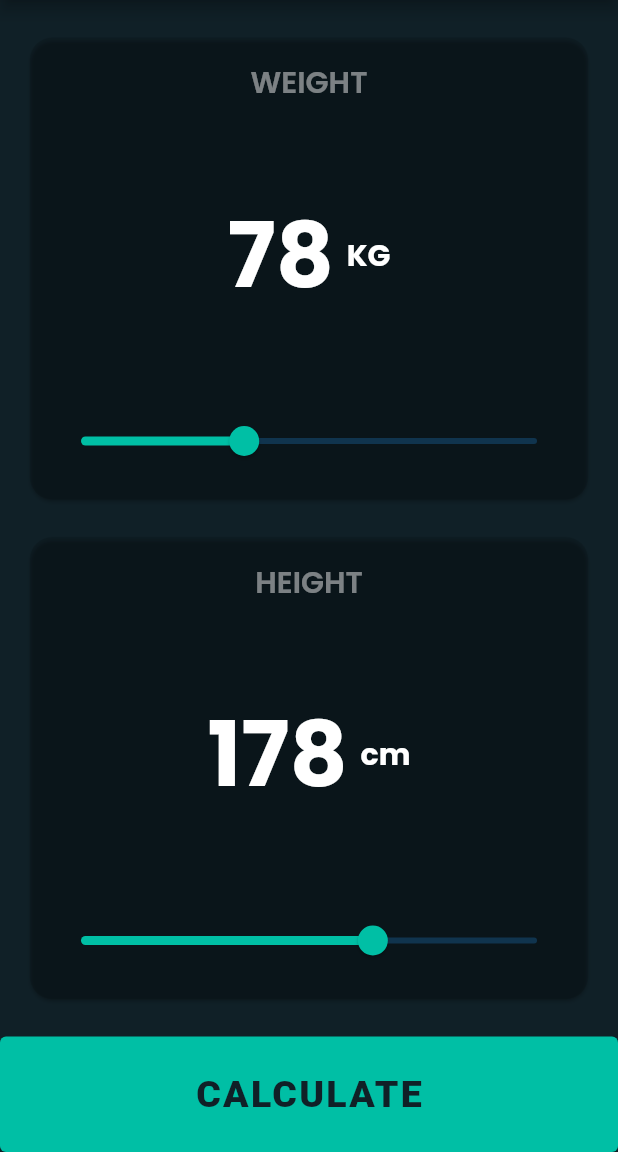
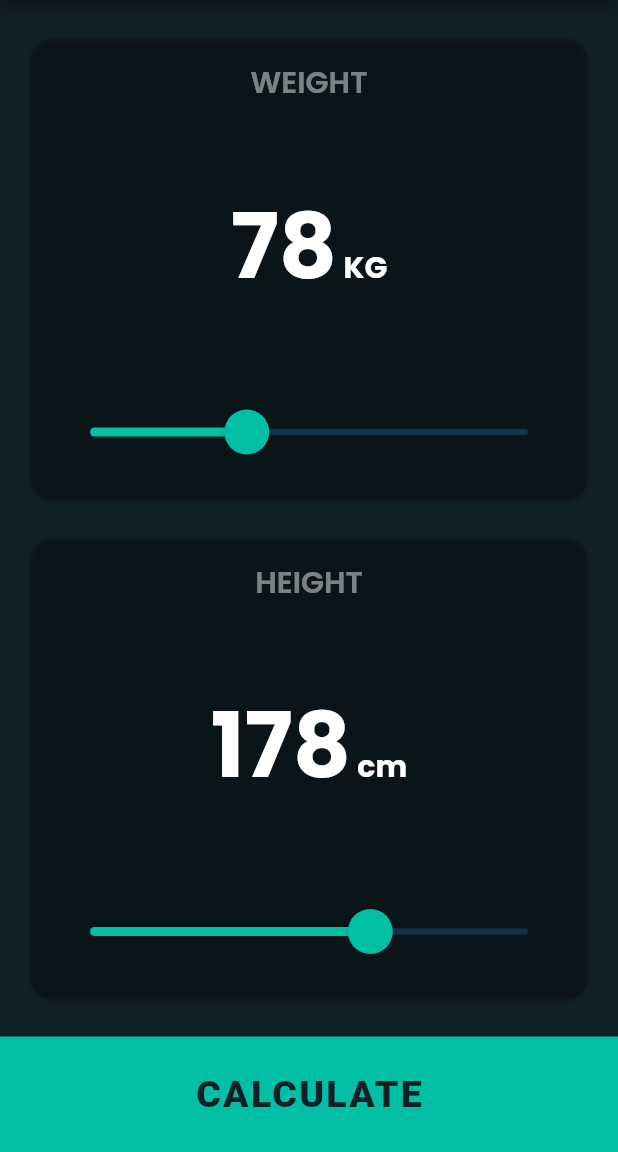
Before and after one commit to rahul-chaudhary/bmi_calculator, a Flutter app: the screen it shows after launch, on a phone screen of 412 x 824 dp, the part 84-1236 px from its top. Run offline on Flutter 3.47's test engine with Material 2 defaults, Android fonts, the phone set to English and light mode, and no system bars; our stand-ins replace google_fonts.

Commit message:
Bigger thumb

```diff
--- a/lib/color_container.dart
+++ b/lib/color_container.dart
@@ -5,7 +5,9 @@ class ColorContainer {
   Color primaryColor = Color(0xff0F1B20);
   Color scaffoldBackgroundColor = Color(0xff102027);
   Color primaryTextColor = Color(0xffffffff);
+  Color white = Color(0xffffffff);
   Color secondaryTextColor = Color(0x80EDEDED);
+  Color whiteTransparent = Color(0x80EDEDED);
   Color accentColor = Colors.tealAccent.shade700;
   Color cardColor = Color(0x1a000000); //0x1affffff
   Color activeSliderColor = Color(0xFF00BFA5);
--- a/lib/homepage.dart
+++ b/lib/homepage.dart
@@ -1,3 +1,4 @@
+import 'package:flutter/cupertino.dart';
 import 'package:flutter/material.dart';
 import 'package:bmi_cal/bmi_card.dart';
 import 'package:bmi_cal/color_container.dart';
@@ -35,6 +36,8 @@ class _HomePageState extends State<HomePage> {
             ),
             Row(
               mainAxisAlignment: MainAxisAlignment.center,
+              crossAxisAlignment: CrossAxisAlignment.baseline,
+              textBaseline: TextBaseline.alphabetic,
               children: [
                 Text(
                   '${_weightCurrentValue.toInt()}',
@@ -46,7 +49,7 @@ class _HomePageState extends State<HomePage> {
                   ),
                 ),
                 Text(
-                  '  KG',
+                  ' KG',
                   textAlign: TextAlign.start,
                   style: TextStyle(
                     // textBaseline: TextBaseline,
@@ -57,7 +60,12 @@ class _HomePageState extends State<HomePage> {
                 ),
               ],
             ),
-            Slider(
+            SliderTheme(
+              data: SliderTheme.of(context).copyWith(
+                thumbShape: RoundSliderThumbShape(enabledThumbRadius: 15.0),
+                overlayShape: RoundSliderOverlayShape(overlayRadius: 30.0),
+              ),
+              child: Slider(
                 value: _weightCurrentValue,
                 min: 10,
                 max: 200,
@@ -68,6 +76,7 @@ class _HomePageState extends State<HomePage> {
                     _weightCurrentValue = value;
                   });
                 },
+              ),
             ),
           ],
           flex: 4,
@@ -86,6 +95,8 @@ class _HomePageState extends State<HomePage> {
             ),
             Row(
               mainAxisAlignment: MainAxisAlignment.center,
+              crossAxisAlignment: CrossAxisAlignment.baseline,
+              textBaseline: TextBaseline.alphabetic,
               children: [
                 Text(
                   '${_heightCurrentValue.toInt()}',
@@ -97,8 +108,7 @@ class _HomePageState extends State<HomePage> {
                   ),
                 ),
                 Text(
-                  '  cm',
-                  textAlign: TextAlign.start,
+                  ' cm',
                   style: TextStyle(
                     // textBaseline: TextBaseline,
                     fontSize: 20.0,
@@ -108,7 +118,12 @@ class _HomePageState extends State<HomePage> {
                 ),
               ],
             ),
-            Slider(
+            SliderTheme(
+              data: SliderTheme.of(context).copyWith(
+                thumbShape: RoundSliderThumbShape(enabledThumbRadius: 15.0),
+                overlayShape: RoundSliderOverlayShape(overlayRadius: 30.0),
+              ),
+              child: Slider(
                 value: _heightCurrentValue,
                 min: 50,
                 max: 250,
@@ -119,6 +134,7 @@ class _HomePageState extends State<HomePage> {
                     _heightCurrentValue = value;
                   });
                 },
+              ),
             ),
           ],
           flex: 4,
@@ -139,7 +155,10 @@ class _HomePageState extends State<HomePage> {
             ),
             style: TextButton.styleFrom(
               primary: colorContainer.scaffoldBackgroundColor,
-                backgroundColor: colorContainer.accentColor),
+              backgroundColor: colorContainer.accentColor,
+              shape:
+                  RoundedRectangleBorder(borderRadius: BorderRadius.zero), //😍
+            ),
           ),
         ),
       ],
```
Lines whose indentation alone changed are shown as unchanged.
